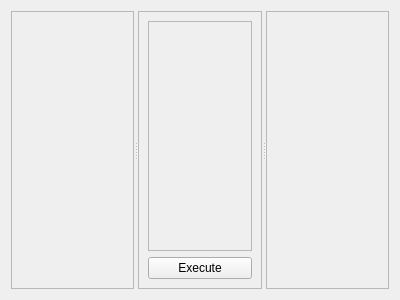
AstroStacking/AstroStack, file src/Main/MonoProcessing/monoprocessing.ui: the form before one commit.
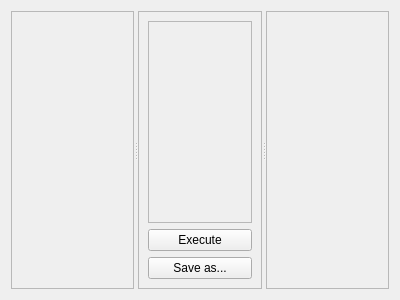
The form after the commit. Custom widgets are drawn as their Qt base class.

```diff
--- a/src/Main/MonoProcessing/monoprocessing.ui
+++ b/src/Main/MonoProcessing/monoprocessing.ui
@@ -46,7 +46,7 @@
             <x>0</x>
             <y>0</y>
             <width>96</width>
-            <height>214</height>
+            <height>180</height>
            </rect>
           </property>
           <layout class="QVBoxLayout" name="contentLayout"/>
@@ -60,6 +60,13 @@
          </property>
         </widget>
        </item>
+       <item>
+        <widget class="QPushButton" name="saveAs">
+         <property name="text">
+          <string>Save as...</string>
+         </property>
+        </widget>
+       </item>
       </layout>
      </widget>
      <widget class="astro::ImageData" name="output">
```
